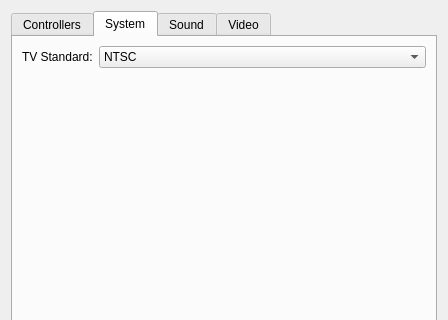
christopherpow/nesicide, file emulatorprefsdialog.ui: the form before one commit; both pictures show x 0 to 448 and y 0 to 320 of the 448 by 616 pixel window.
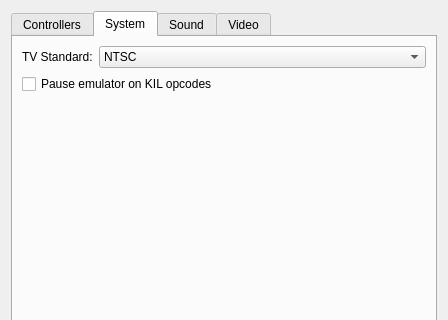
The form after the commit. The open tabs and pages were chosen to show the change. Icons and pictures are not drawn. Custom widgets are drawn as their Qt base class.

What changed in the file:
```diff
--- a/emulatorprefsdialog.ui
+++ b/emulatorprefsdialog.ui
@@ -623,6 +623,13 @@
          </item>
         </widget>
        </item>
+       <item row="1" column="0" colspan="2">
+        <widget class="QCheckBox" name="pauseOnKIL">
+         <property name="text">
+          <string>Pause emulator on KIL opcodes</string>
+         </property>
+        </widget>
+       </item>
       </layout>
      </widget>
      <widget class="QWidget" name="sound">
```
Left out of the diff: 2 changed lines with no effect on the pictures.
